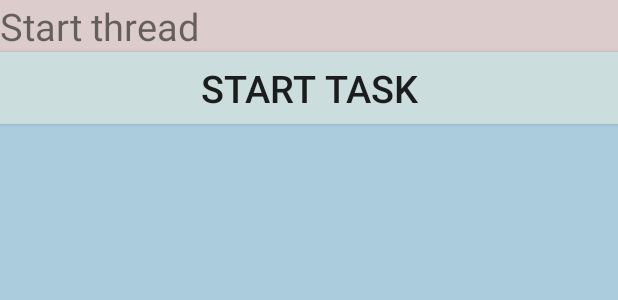
After one commit to SanketPatelHere/MyLiveData2, an Android app: the layout activity_thread_demo.xml on its own in the app's theme, with its tools: preview values and no code run, on a phone screen of 412 x 824 dp. The commit adds this screen. Shown: the top 300 px of the screen. Run offline under Robolectric (Android 15) with nearby library versions, the phone set to English and light mode, and no system bars.

Commit message:
thread, rotation, savedinstancestate

```diff
--- a/app/build.gradle
+++ b/app/build.gradle
@@ -52,4 +52,9 @@ dependencies {
     implementation 'com.android.support:cardview-v7:28.0.0'
     implementation 'com.github.bumptech.glide:glide:3.7.0'
 
+    //for espresso
+    testImplementation 'junit:junit:4.12'
+    androidTestImplementation 'com.android.support.test:runner:1.0.1'
+    androidTestImplementation 'com.android.support.test.espresso:espresso-core:3.0.1'
+
 }
--- a/app/src/main/AndroidManifest.xml
+++ b/app/src/main/AndroidManifest.xml
@@ -16,7 +16,9 @@
         android:roundIcon="@mipmap/ic_launcher_round"
         android:supportsRtl="true"
         android:theme="@style/AppTheme">
-        <activity android:name=".DetailActivity"></activity>
+        <activity android:name=".ThreadDemo"
+            android:configChanges="orientation|keyboardHidden"></activity>
+        <activity android:name=".DetailActivity" />
         <activity android:name=".CardDemo" />
         <activity android:name=".DataBinding" />
         <activity
--- a/app/src/main/res/layout/activity_detail.xml
+++ b/app/src/main/res/layout/activity_detail.xml
@@ -38,7 +38,7 @@
 
         <TextView
             android:id="@+id/subTitleDetail"
-            style="@style/TextAppearance.AppCompat.Subhead"
+            style="@style/SportsDetailTitle"
             android:layout_width="wrap_content"
             android:layout_height="wrap_content"
             android:layout_below="@id/newsTitleDetail"
--- /dev/null
+++ b/app/src/main/res/layout/activity_thread_demo.xml
@@ -0,0 +1,24 @@
+<?xml version="1.0" encoding="utf-8"?>
+<LinearLayout xmlns:android="http://schemas.android.com/apk/res/android"
+    xmlns:app="http://schemas.android.com/apk/res-auto"
+    xmlns:tools="http://schemas.android.com/tools"
+    android:layout_width="match_parent"
+    android:layout_height="match_parent"
+    android:orientation="vertical"
+    android:background="#aaccdd"
+    tools:context=".ThreadDemo">
+    <TextView
+        android:id="@+id/tv1"
+        android:layout_width="match_parent"
+        android:layout_height="wrap_content"
+        android:text="Start thread"
+        android:textSize="25sp"
+        android:background="#ddcccc"/>
+    <Button
+        android:id="@+id/btnStart"
+        android:layout_width="match_parent"
+        android:layout_height="wrap_content"
+        android:text="Start Task"
+        android:textSize="25sp"
+        android:background="#ccdddd"/>
+</LinearLayout>
--- a/app/src/main/res/layout/list_item.xml
+++ b/app/src/main/res/layout/list_item.xml
@@ -29,7 +29,7 @@
 
         <TextView
             android:id="@+id/newsTitle"
-            style="@style/TextAppearance.AppCompat.Subhead"
+            style="@style/SportsTitle"
             android:layout_width="wrap_content"
             android:layout_height="wrap_content"
             android:layout_below="@id/sportsImage"
--- /dev/null
+++ b/app/src/main/res/values/integers.xml
@@ -0,0 +1,4 @@
+<?xml version="1.0" encoding="utf-8"?>
+<resources>
+    <integer name="grid_cloumn_count">1</integer>
+</resources>
```
Also changed, not shown: app/src/main/java/com/example/mylivedata2/CardDemo.java (+18 -4 lines), app/src/main/java/com/example/mylivedata2/MainActivity.java (+9 -1 lines), app/src/main/java/com/example/mylivedata2/MyAsyncTask.java (added, +9 -0 lines), app/src/main/java/com/example/mylivedata2/ThreadDemo.java (added, +112 -0 lines), app/src/main/res/layout/activity_main.xml (+7 -0 lines), app/src/main/res/values/styles.xml (+12 -0 lines), 2 other files.
